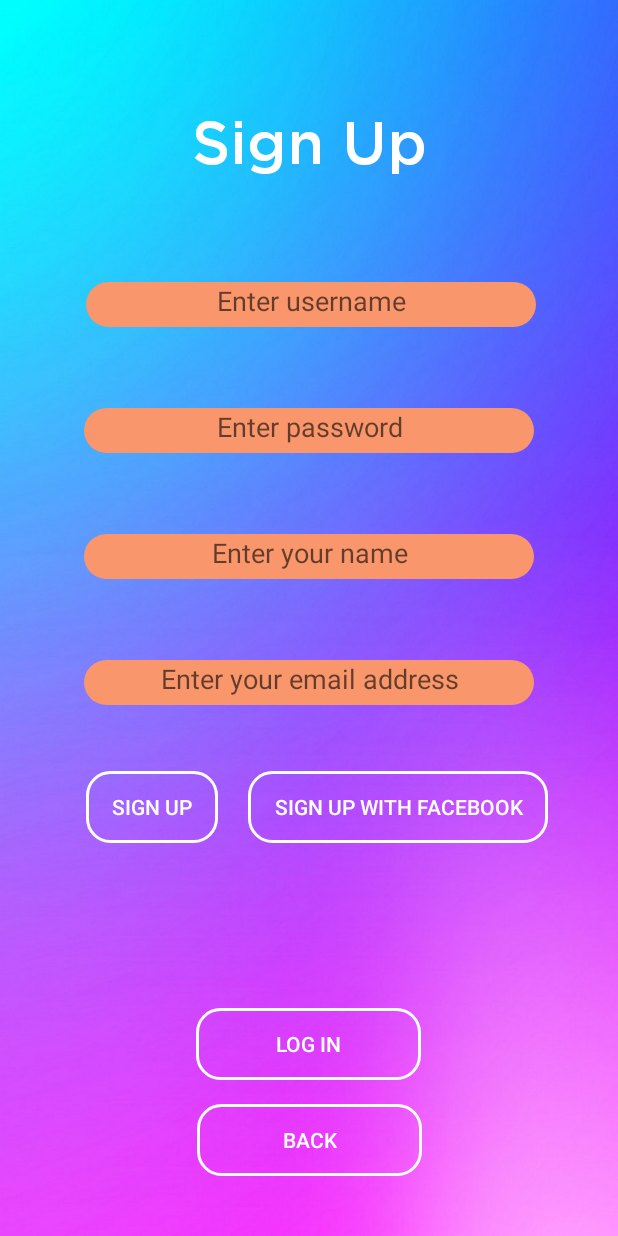
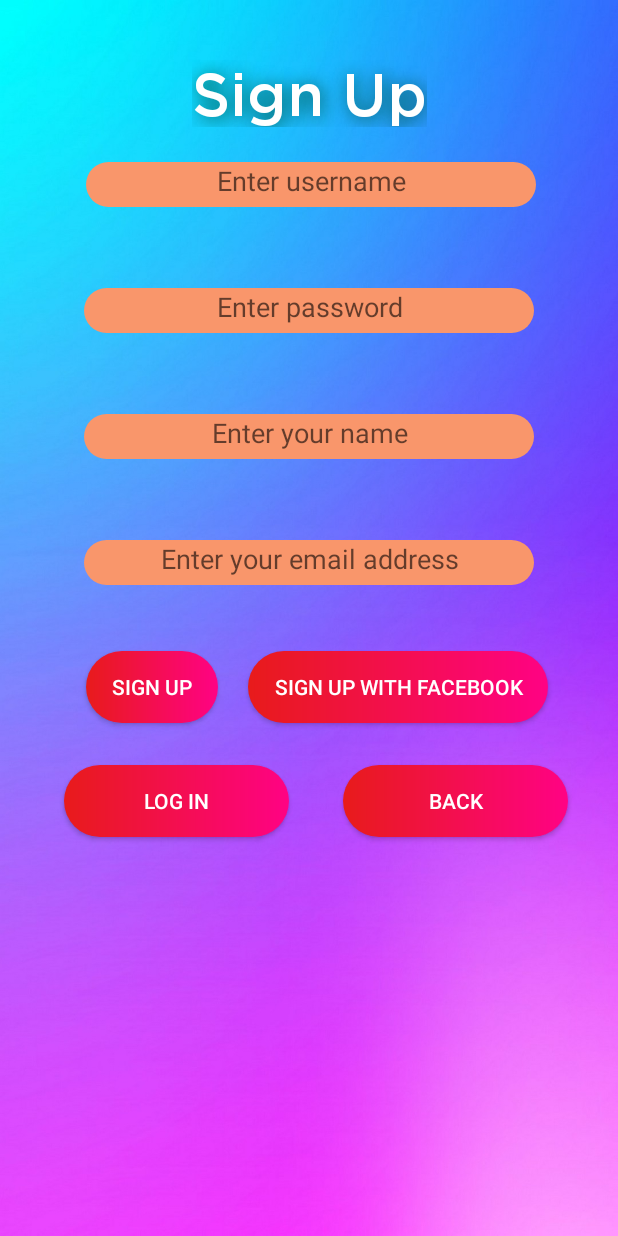
Before and after one commit to adibraup293/Final_Year_Project, an Android app: the SignUpActivity screen opened directly, with no data from a screen before it, on a phone screen of 412 x 824 dp. Run offline under Robolectric (Android 15) with nearby library versions, the phone set to English and light mode, and no system bars.

Commit message:
re-designing front end

```diff
--- a/app/build.gradle
+++ b/app/build.gradle
@@ -26,4 +26,6 @@ dependencies {
     testImplementation 'junit:junit:4.12'
     androidTestImplementation 'androidx.test.ext:junit:1.1.0'
     androidTestImplementation 'androidx.test.espresso:espresso-core:3.1.1'
+    implementation 'com.android.support:cardview-v7:+'
+
 }
--- a/app/src/main/java/com/example/finalyearproject/DatabaseHelper.java
+++ b/app/src/main/java/com/example/finalyearproject/DatabaseHelper.java
@@ -12,11 +12,6 @@ import androidx.annotation.Nullable;
 
 import com.example.finalyearproject.User;
 
-import java.text.SimpleDateFormat;
-import java.util.ArrayList;
-import java.util.Date;
-import java.util.List;
-import java.util.Locale;
 
 public class DatabaseHelper extends SQLiteOpenHelper{
     // Logcat tag
--- a/app/src/main/java/com/example/finalyearproject/SignUpActivity.java
+++ b/app/src/main/java/com/example/finalyearproject/SignUpActivity.java
@@ -25,6 +25,7 @@ public class SignUpActivity extends AppCompatActivity {
     DatabaseHelper databaseHelper;
 
     public void addUser(View view) {
+
         User user = new User();
         user.setUsername(usernameEditText.getText().toString().trim());
         user.setPassword(passwordEditText.getText().toString().trim());
--- a/app/src/main/res/drawable/bg_btn.xml
+++ b/app/src/main/res/drawable/bg_btn.xml
@@ -2,9 +2,11 @@
 <shape xmlns:android="http://schemas.android.com/apk/res/android"
     android:shape="rectangle">
 
-    <corners android:radius="15dp"/>
-    <solid android:color="@android:color/transparent"/>
-    <stroke android:color="#ffffff"
+    <corners android:radius="50dp"/>
+<!--    <solid android:color="@android:color/transparent"/>-->
+    <gradient android:startColor="#E81B1B" android:endColor="#FF0284" android:type="linear"/>
+
+<!--    <stroke android:color="#ffffff"-->
         android:width="2dp"
         />
 
--- a/app/src/main/res/layout/activity_signup.xml
+++ b/app/src/main/res/layout/activity_signup.xml
@@ -11,20 +11,21 @@
         android:id="@+id/backBtn2"
         android:layout_width="150dp"
         android:layout_height="wrap_content"
-        android:layout_marginBottom="40dp"
+        android:layout_marginTop="28dp"
         android:background="@drawable/bg_btn"
         android:onClick="back"
         android:text="Back"
         android:textColor="#FFFFFF"
-        app:layout_constraintBottom_toBottomOf="parent"
         app:layout_constraintEnd_toEndOf="parent"
-        app:layout_constraintStart_toStartOf="parent" />
+        app:layout_constraintHorizontal_bias="0.873"
+        app:layout_constraintStart_toStartOf="parent"
+        app:layout_constraintTop_toBottomOf="@+id/signUpFBBtn" />
 
     <EditText
         android:id="@+id/usernameEditText"
         android:layout_width="300dp"
         android:layout_height="30dp"
-        android:layout_marginTop="188dp"
+        android:layout_marginTop="108dp"
         android:background="@drawable/rounded_edit_text"
         android:ems="10"
         android:gravity="center_horizontal"
@@ -111,13 +112,17 @@
         android:id="@+id/SignUpTextView"
         android:layout_width="wrap_content"
         android:layout_height="wrap_content"
-        android:layout_marginTop="72dp"
+        android:layout_marginTop="40dp"
         android:fontFamily="@font/gothammedium"
         android:gravity="center_horizontal"
         android:text="Sign Up"
         android:textAlignment="center"
         android:textColor="#FFFFFF"
         android:textSize="40dp"
+        android:shadowDx="2"
+        android:shadowDy="2"
+        android:shadowRadius="15"
+        android:shadowColor="@color/colorPrimaryDark"
         app:layout_constraintEnd_toEndOf="parent"
         app:layout_constraintStart_toStartOf="parent"
         app:layout_constraintTop_toTopOf="parent"
@@ -127,14 +132,14 @@
         android:id="@+id/logInBtn"
         android:layout_width="150dp"
         android:layout_height="wrap_content"
-        android:layout_marginBottom="104dp"
+        android:layout_marginTop="28dp"
         android:background="@drawable/bg_btn"
         android:onClick="openLoginPage"
         android:text="Log in"
         android:textColor="#FFFFFF"
-        app:layout_constraintBottom_toBottomOf="parent"
         app:layout_constraintEnd_toEndOf="parent"
-        app:layout_constraintHorizontal_bias="0.498"
-        app:layout_constraintStart_toStartOf="parent" />
+        app:layout_constraintHorizontal_bias="0.164"
+        app:layout_constraintStart_toStartOf="parent"
+        app:layout_constraintTop_toBottomOf="@+id/signUpBtn" />
 
 </androidx.constraintlayout.widget.ConstraintLayout>
--- a/app/src/main/res/values/styles.xml
+++ b/app/src/main/res/values/styles.xml
@@ -8,4 +8,5 @@
         <item name="colorAccent">@color/colorAccent</item>
     </style>
 
+
 </resources>
--- a/build.gradle
+++ b/build.gradle
@@ -8,7 +8,6 @@ buildscript {
     }
     dependencies {
         classpath 'com.android.tools.build:gradle:3.6.2'
-
         // NOTE: Do not place your application dependencies here; they belong
         // in the individual module build.gradle files
     }
```
Also changed, not shown: app/src/main/res/layout/activity_login.xml (+9 -9 lines), app/src/main/res/layout/activity_main.xml (+18 -16 lines), 1 other file.
